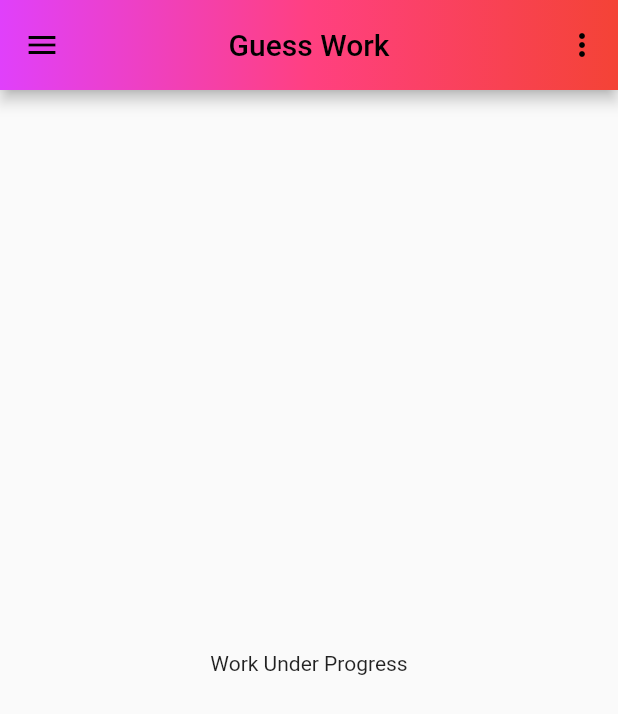
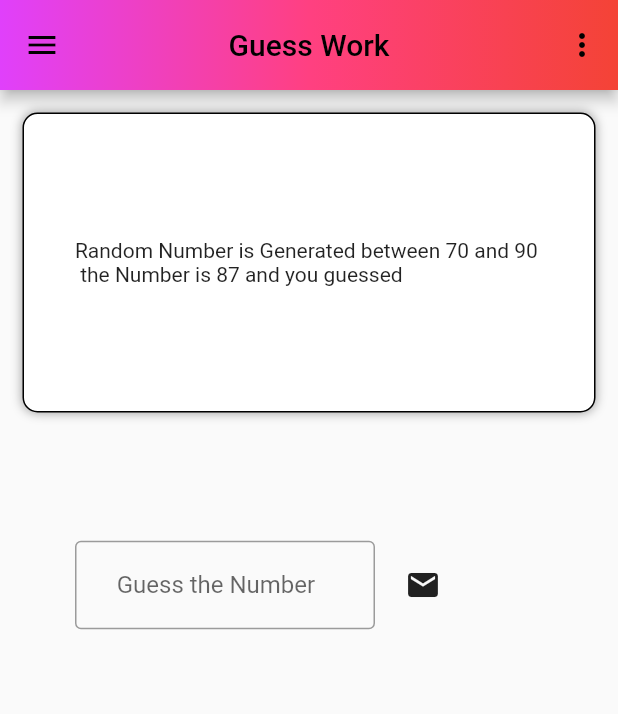
Before and after one commit to Anandhakrishnan-K/FlutterGuess, a Flutter app: the screen it shows after launch, on a phone screen of 412 x 824 dp. Shown: the top 714 px of the screen. Run offline on Flutter 3.47's test engine with Material 2 defaults, Android fonts, the light colour scheme and no system bars.

Commit message:
commiting for the day added main container and text field added to recieve the input form the users.

```diff
--- a/guess_work/lib/constants.dart
+++ b/guess_work/lib/constants.dart
@@ -1,9 +1,24 @@
+import 'dart:math';
 import 'package:flutter/material.dart';
 
 const primarycolor = Color.fromRGBO(255, 255, 0, 1);
 const appbarfontcolor = Color.fromARGB(255, 0, 0, 0);
 String str = "Work Under Progress";
+String guessed = "";
 int scount = 0;
 int hcount = 0;
 int acount = 0;
 int ccount = 0;
+var ranlst = randgen();
+int randnum = ranlst.last;
+int randnumin1 = ranlst.first;
+int randnumin2 = randnumin1 + 20;
+randgen() {
+  Random random = Random();
+  var lst = [];
+  int a = random.nextInt(80) + 10;
+  lst.add(a);
+  int randomNumber = random.nextInt(a + 20) + a;
+  lst.add(randomNumber);
+  return lst;
+}
--- a/guess_work/lib/home_page.dart
+++ b/guess_work/lib/home_page.dart
@@ -1,5 +1,4 @@
 import 'package:flutter/material.dart';
-
 import 'constants.dart';
 
 class GuessAppBar extends StatefulWidget {
@@ -15,6 +14,7 @@ class _GuessState extends State<GuessAppBar> {
     return MaterialApp(
       debugShowCheckedModeBanner: false,
       home: Scaffold(
+        resizeToAvoidBottomInset: false,
         appBar: AppBar(
           // ignore: prefer_const_constructors
           title: Text("Guess Work"),
@@ -40,10 +40,50 @@ class _GuessState extends State<GuessAppBar> {
             ])),
           ),
         ),
-        body: Center(
-          child: Text(
-            str,
-          ),
+        body: Column(
+          children: [
+            Container(
+              // ignore: sort_child_properties_last
+              child: Center(
+                child: Text(
+                  "Random Number is Generated between ${randnumin1.toString()} and ${randnumin2.toString()} \n the Number is ${randnum.toString()} and you guessed $guessed",
+                ),
+              ),
+              height: 200,
+              decoration: BoxDecoration(
+                border: Border.all(),
+                borderRadius: BorderRadius.circular(10),
+                boxShadow: const [
+                  BoxShadow(color: Colors.grey, blurRadius: 5.0)
+                ],
+                color: Colors.white,
+              ),
+              margin: const EdgeInsets.all(15),
+            ),
+            Container(
+              // ignore: sort_child_properties_last
+              height: 100,
+              margin: const EdgeInsets.all(50),
+              child: Row(
+                children: [
+                  SizedBox(
+                    width: 200,
+                    child: TextField(
+                      onChanged: (value) => guessed = value,
+                      // ignore: prefer_const_constructors
+                      decoration: InputDecoration(
+                        border: const OutlineInputBorder(),
+                        hintText: '\t\t\t\tGuess the Number',
+                      ),
+                    ),
+                  ),
+                  Container(
+                      padding: const EdgeInsets.all(20),
+                      child: const Icon(Icons.mail)),
+                ],
+              ),
+            ),
+          ],
         ),
         drawer: Drawer(
           child: Column(
```
